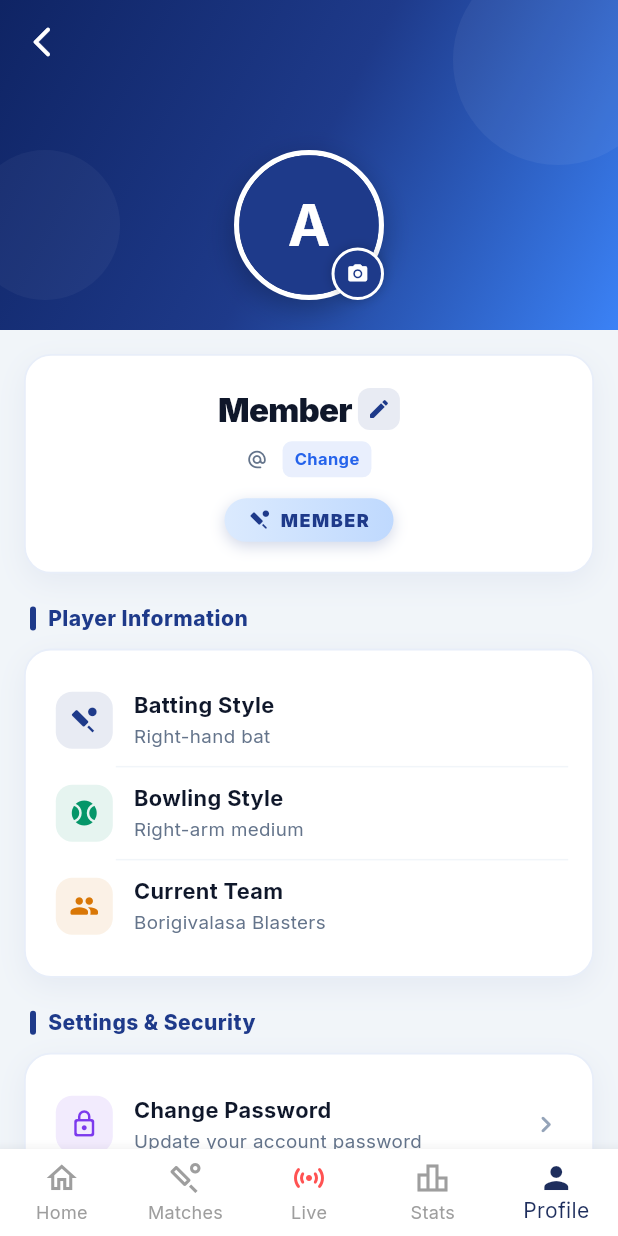
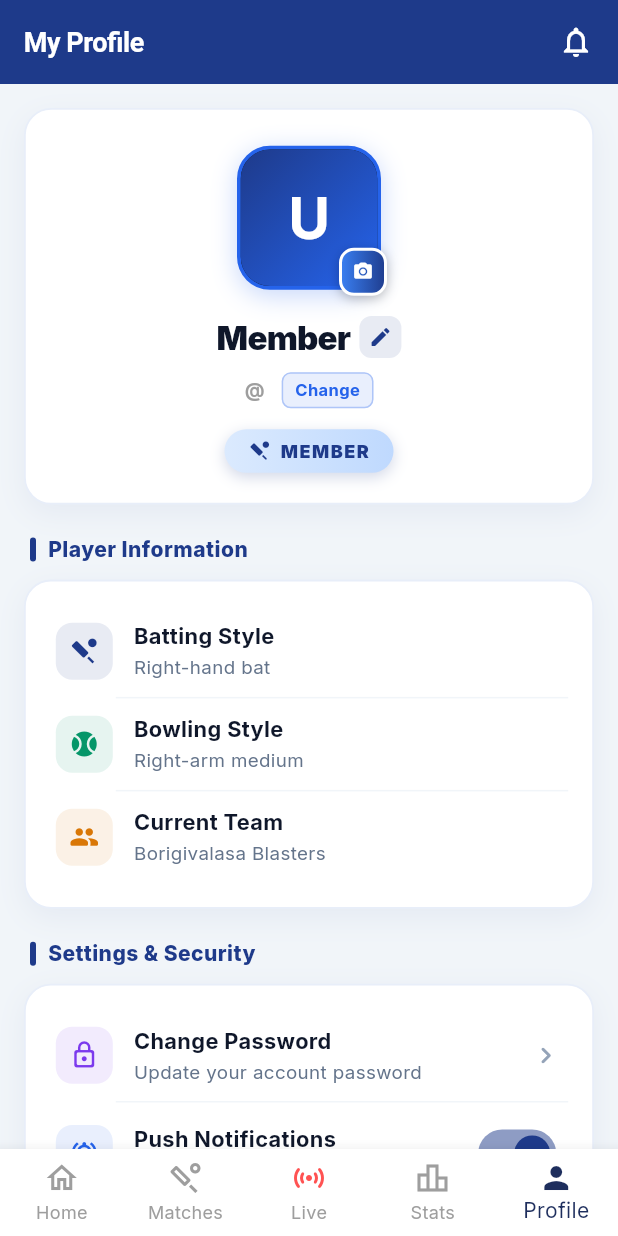
Before and after one commit to rajeshkinjarapu/cricket_borigivalasa, a Flutter app: the ProfileScreen screen opened by its route, on a phone screen of 412 x 824 dp. Run offline on Flutter 3.47's test engine with Material 3 defaults, Android fonts, the phone set to English and light mode, and no system bars; our stand-ins replace cloud_firestore, firebase_auth, firebase_core, firebase_storage, fl_chart, flutter_riverpod and 3 more; accounts and stored records are empty.

Commit message:
feat: standardize consistent top header across all pages and replace round avatar with modern rounded-rectangle squircle

```diff
--- a/lib/features/auth/presentation/screens/profile_screen.dart
+++ b/lib/features/auth/presentation/screens/profile_screen.dart
@@ -13,27 +13,8 @@ class ProfileScreen extends ConsumerStatefulWidget {
   ConsumerState<ProfileScreen> createState() => _ProfileScreenState();
 }
 
-class _ProfileScreenState extends ConsumerState<ProfileScreen>
-    with SingleTickerProviderStateMixin {
+class _ProfileScreenState extends ConsumerState<ProfileScreen> {
   bool _isUploadingPhoto = false;
-  AnimationController? _animController;
-  Animation<double>? _fadeAnim;
-
-  @override
-  void initState() {
-    super.initState();
-    _animController = AnimationController(
-        vsync: this, duration: const Duration(milliseconds: 600));
-    _fadeAnim =
-        CurvedAnimation(parent: _animController!, curve: Curves.easeOut);
-    _animController!.forward();
-  }
-
-  @override
-  void dispose() {
-    _animController?.dispose();
-    super.dispose();
-  }
 
   // ─── Change Password Dialog ───
   Future<void> _showChangePasswordDialog() async {
@@ -582,85 +563,79 @@ class _ProfileScreenState extends ConsumerState<ProfileScreen>
 
     return Scaffold(
       backgroundColor: const Color(0xFFF1F5F9),
-      body: CustomScrollView(
-        slivers: [
-          // ── Sliver App Bar with gradient ──
-          SliverAppBar(
-            expandedHeight: 220,
-            pinned: true,
+      appBar: AppBar(
         backgroundColor: const Color(0xFF1E3A8A),
         foregroundColor: Colors.white,
-            leading: IconButton(
-              icon: const Icon(Icons.arrow_back_ios_new_rounded,
-                  color: Colors.white),
+        elevation: 0,
+        leading: context.canPop()
+            ? IconButton(
+                icon: const Icon(Icons.arrow_back_ios_new_rounded, color: Colors.white),
                 onPressed: () => context.pop(),
-            ),
-            flexibleSpace: FlexibleSpaceBar(
-              background: Container(
-                decoration: const BoxDecoration(
-                  gradient: LinearGradient(
-                    colors: [Color(0xFF0F2464), Color(0xFF1E3A8A), Color(0xFF3B82F6)],
-                    begin: Alignment.topLeft,
-                    end: Alignment.bottomRight,
+              )
+            : null,
+        title: const Text(
+          'My Profile',
+          style: TextStyle(
+            fontWeight: FontWeight.bold,
+            fontSize: 18,
+            color: Colors.white,
           ),
         ),
+        actions: [
+          IconButton(
+            icon: const Icon(Icons.notifications_outlined, color: Colors.white),
+            onPressed: () => context.push('/notifications'),
+          ),
+          const SizedBox(width: 4),
+        ],
+      ),
+      body: ListView(
+        padding: const EdgeInsets.fromLTRB(16, 16, 16, 32),
+        children: [
+          // ── Main Profile Header Card (with Squircle Photo, Name & Role) ──
+          _ProfileCard(
+            child: Column(
+              children: [
+                const SizedBox(height: 8),
+
+                // ── Rounded Rectangle Profile Photo (Squircle, NOT round) ──
+                Center(
                   child: Stack(
-                  children: [
-                    // Decorative circles
-                    Positioned(
-                      top: -30,
-                      right: -30,
-                      child: Container(
-                        width: 140,
-                        height: 140,
-                        decoration: BoxDecoration(
-                          shape: BoxShape.circle,
-                          color: Colors.white.withOpacity(0.05),
-                        ),
-                      ),
-                    ),
-                    Positioned(
-                      bottom: 20,
-                      left: -20,
-                      child: Container(
-                        width: 100,
-                        height: 100,
-                        decoration: BoxDecoration(
-                          shape: BoxShape.circle,
-                          color: Colors.white.withOpacity(0.04),
-                        ),
-                      ),
-                    ),
-                    // Avatar at bottom center
-                    Align(
-                      alignment: Alignment.bottomCenter,
-                      child: Padding(
-                        padding: const EdgeInsets.only(bottom: 20),
-                        child: Stack(
+                    clipBehavior: Clip.none,
                     children: [
                       Container(
-                              width: 100,
-                              height: 100,
+                        width: 96,
+                        height: 96,
                         decoration: BoxDecoration(
-                                shape: BoxShape.circle,
+                          borderRadius: BorderRadius.circular(22),
                           border: Border.all(
-                                    color: Colors.white, width: 3.5),
+                            color: isAdmin
+                                ? const Color(0xFFF59E0B)
+                                : const Color(0xFF2563EB),
+                            width: 2.5,
+                          ),
+                          color: const Color(0xFF0F172A),
                           boxShadow: [
                             BoxShadow(
-                                    color: Colors.black.withOpacity(0.25),
-                                    blurRadius: 16,
-                                    offset: const Offset(0, 6),
+                              color: (isAdmin
+                                      ? const Color(0xFFF59E0B)
+                                      : const Color(0xFF2563EB))
+                                  .withOpacity(0.25),
+                              blurRadius: 14,
+                              offset: const Offset(0, 4),
                             ),
                           ],
                         ),
-                              child: ClipOval(
+                        child: ClipRRect(
+                          borderRadius: BorderRadius.circular(19.5),
                           child: _isUploadingPhoto
                               ? Container(
                                   color: const Color(0xFF1E3A8A),
                                   child: const Center(
                                     child: CircularProgressIndicator(
                                       strokeWidth: 2.5,
-                                              color: Colors.white),
+                                      color: Colors.white,
+                                    ),
                                   ),
                                 )
                               : (imageProvider != null)
@@ -668,62 +643,56 @@ class _ProfileScreenState extends ConsumerState<ProfileScreen>
                                       image: imageProvider,
                                       fit: BoxFit.cover,
                                       errorBuilder: (_, __, ___) =>
-                                                _buildAvatarFallback(
-                                                    user.displayName),
+                                          _buildAvatarFallback(user.displayName),
                                     )
-                                        : _buildAvatarFallback(
-                                            user.displayName),
+                                  : _buildAvatarFallback(user.displayName),
                         ),
                       ),
                       Positioned(
-                              bottom: 0,
-                              right: 0,
+                        bottom: -4,
+                        right: -4,
                         child: GestureDetector(
                           onTap: _pickAndUploadPhoto,
                           child: Container(
-                                  padding: const EdgeInsets.all(8),
+                            padding: const EdgeInsets.all(7),
                             decoration: BoxDecoration(
-                                    color: brandColor,
-                                    shape: BoxShape.circle,
-                                    border: Border.all(
-                                        color: Colors.white, width: 2),
+                              gradient: LinearGradient(
+                                colors: isAdmin
+                                    ? [
+                                        const Color(0xFFF59E0B),
+                                        const Color(0xFFD97706)
+                                      ]
+                                    : [
+                                        const Color(0xFF3B82F6),
+                                        const Color(0xFF1E3A8A)
+                                      ],
+                              ),
+                              borderRadius: BorderRadius.circular(10),
+                              border:
+                                  Border.all(color: Colors.white, width: 2),
                               boxShadow: [
                                 BoxShadow(
-                                          color: Colors.black.withOpacity(0.2),
-                                          blurRadius: 6),
+                                  color: Colors.black.withOpacity(0.25),
+                                  blurRadius: 6,
+                                  offset: const Offset(0, 2),
+                                ),
                               ],
                             ),
                             child: const Icon(
                               Icons.camera_alt_rounded,
                               color: Colors.white,
-                                      size: 15),
+                              size: 14,
+                            ),
                           ),
                         ),
                       ),
                     ],
                   ),
                 ),
-                    ),
-                  ],
-                ),
-              ),
-            ),
-          ),
 
-          // ── Body Content ──
-          SliverToBoxAdapter(
-            child: FadeTransition(
-              opacity: _fadeAnim ?? const AlwaysStoppedAnimation(1.0),
-              child: Padding(
-                padding: const EdgeInsets.fromLTRB(16, 16, 16, 32),
-                child: Column(
-                  children: [
-                    // ── Name & Role Card ──
-                    _ProfileCard(
-                      child: Column(
-                        children: [
-                          const SizedBox(height: 4),
-                          // Name with edit
+                const SizedBox(height: 16),
+
+                // Name with edit pencil
                 Row(
                   mainAxisAlignment: MainAxisAlignment.center,
                   children: [
@@ -741,34 +710,35 @@ class _ProfileScreenState extends ConsumerState<ProfileScreen>
                         textAlign: TextAlign.center,
                       ),
                     ),
-                              const SizedBox(width: 4),
+                    const SizedBox(width: 6),
                     GestureDetector(
-                                onTap: () =>
-                                    _showEditNameDialog(user.displayName),
+                      onTap: () => _showEditNameDialog(user.displayName),
                       child: Container(
                         padding: const EdgeInsets.all(6),
                         decoration: BoxDecoration(
-                                    color: const Color(0xFF1E3A8A)
-                                        .withOpacity(0.1),
+                          color: brandColor.withOpacity(0.1),
                           borderRadius: BorderRadius.circular(8),
                         ),
-                                  child: const Icon(
-                                      Icons.edit_rounded,
-                                      size: 16,
-                                      color: Color(0xFF1E3A8A)),
+                        child: Icon(Icons.edit_rounded,
+                            size: 16, color: brandColor),
                       ),
                     ),
                   ],
                 ),
-                          const SizedBox(height: 6),
+                const SizedBox(height: 8),
 
-                          // Email with edit
+                // Email with Change Button
                 Row(
                   mainAxisAlignment: MainAxisAlignment.center,
                   children: [
-                              const Icon(Icons.alternate_email_rounded,
-                                  size: 14, color: Color(0xFF64748B)),
-                              const SizedBox(width: 4),
+                    Text(
+                      '@ ',
+                      style: TextStyle(
+                        fontSize: 13,
+                        color: Colors.grey.shade500,
+                        fontWeight: FontWeight.bold,
+                      ),
+                    ),
                     Flexible(
                       child: Text(
                         user.email,
@@ -780,17 +750,20 @@ class _ProfileScreenState extends ConsumerState<ProfileScreen>
                         overflow: TextOverflow.ellipsis,
                       ),
                     ),
-                              const SizedBox(width: 6),
-                              GestureDetector(
-                                onTap: () =>
-                                    _showEditEmailDialog(user.email),
+                    const SizedBox(width: 8),
+                    InkWell(
+                      onTap: () => _showChangeEmailDialog(user.email),
+                      borderRadius: BorderRadius.circular(6),
                       child: Container(
                         padding: const EdgeInsets.symmetric(
-                                      horizontal: 8, vertical: 4),
+                            horizontal: 8, vertical: 3),
                         decoration: BoxDecoration(
-                                    color: const Color(0xFF2563EB)
-                                        .withOpacity(0.1),
+                          color: const Color(0xFF2563EB).withOpacity(0.1),
                           borderRadius: BorderRadius.circular(6),
+                          border: Border.all(
+                            color: const Color(0xFF2563EB).withOpacity(0.3),
+                            width: 1,
+                          ),
                         ),
                         child: const Text(
                           'Change',
@@ -808,8 +781,8 @@ class _ProfileScreenState extends ConsumerState<ProfileScreen>
 
                 // Role Badge
                 Container(
-                            padding: const EdgeInsets.symmetric(
-                                horizontal: 16, vertical: 6),
+                  padding:
+                      const EdgeInsets.symmetric(horizontal: 16, vertical: 6),
                   decoration: BoxDecoration(
                     gradient: isAdmin
                         ? const LinearGradient(
@@ -897,8 +870,7 @@ class _ProfileScreenState extends ConsumerState<ProfileScreen>
                   _ActionTile(
                     icon: Icons.manage_accounts_rounded,
                     title: 'Member Management',
-                              subtitle:
-                                  'Promote, demote & manage members',
+                    subtitle: 'Promote, demote & manage members',
                     iconColor: const Color(0xFF7C3AED),
                   ),
                 ],
@@ -987,18 +959,19 @@ class _ProfileScreenState extends ConsumerState<ProfileScreen>
                 shape: RoundedRectangleBorder(
                     borderRadius: BorderRadius.circular(14)),
                 elevation: 2,
-                          shadowColor:
-                              const Color(0xFFDC2626).withOpacity(0.4),
+                shadowColor: const Color(0xFFDC2626).withOpacity(0.4),
               ),
               onPressed: () {
                 showDialog(
                   context: context,
                   builder: (dialogCtx) => AlertDialog(
                     backgroundColor: Colors.white,
-                              shape: RoundedRectangleBorder(borderRadius: BorderRadius.circular(18)),
+                    shape: RoundedRectangleBorder(
+                        borderRadius: BorderRadius.circular(18)),
                     title: const Row(
                       children: [
-                                  Icon(Icons.logout_rounded, color: Color(0xFFDC2626), size: 24),
+                        Icon(Icons.logout_rounded,
+                            color: Color(0xFFDC2626), size: 24),
                         SizedBox(width: 10),
                         Text(
                           'Sign Out',
@@ -1012,20 +985,25 @@ class _ProfileScreenState extends ConsumerState<ProfileScreen>
                     ),
                     content: const Text(
                       'Are you sure you want to sign out of your account?',
-                                style: TextStyle(fontSize: 14, color: Color(0xFF475569)),
+                      style:
+                          TextStyle(fontSize: 14, color: Color(0xFF475569)),
                     ),
                     actions: [
                       TextButton(
                         onPressed: () => Navigator.pop(dialogCtx),
                         child: const Text(
                           'Cancel',
-                                    style: TextStyle(color: Color(0xFF64748B), fontWeight: FontWeight.bold),
+                          style: TextStyle(
+                              color: Color(0xFF64748B),
+                              fontWeight: FontWeight.bold),
                         ),
                       ),
                       ElevatedButton(
                         onPressed: () async {
                           Navigator.pop(dialogCtx);
-                                    await ref.read(authControllerProvider.notifier).signOut();
+                          await ref
+                              .read(authControllerProvider.notifier)
+                              .signOut();
                           ref.invalidate(authStateProvider);
                           ref.invalidate(currentUserProvider);
                           if (context.mounted) {
@@ -1035,9 +1013,11 @@ class _ProfileScreenState extends ConsumerState<ProfileScreen>
                         style: ElevatedButton.styleFrom(
                           backgroundColor: const Color(0xFFDC2626),
                           foregroundColor: Colors.white,
-                                    shape: RoundedRectangleBorder(borderRadius: BorderRadius.circular(10)),
+                          shape: RoundedRectangleBorder(
+                              borderRadius: BorderRadius.circular(10)),
                         ),
-                                  child: const Text('Sign Out', style: TextStyle(fontWeight: FontWeight.bold)),
+                        child: const Text('Sign Out',
+                            style: TextStyle(fontWeight: FontWeight.bold)),
                       ),
                     ],
                   ),
@@ -1047,18 +1027,19 @@ class _ProfileScreenState extends ConsumerState<ProfileScreen>
           ),
         ],
       ),
-              ),
-            ),
-          ),
-        ],
-      ),
     );
   }
 
   Widget _buildAvatarFallback(String name) {
-    final initial = name.isNotEmpty ? name[0].toUpperCase() : 'A';
+    final initial = name.isNotEmpty ? name[0].toUpperCase() : 'U';
     return Container(
-      color: const Color(0xFF1E3A8A),
+      decoration: const BoxDecoration(
+        gradient: LinearGradient(
+          colors: [Color(0xFF1E3A8A), Color(0xFF2563EB)],
+          begin: Alignment.topLeft,
+          end: Alignment.bottomRight,
+        ),
+      ),
       child: Center(
         child: Text(
           initial,
--- a/lib/features/dashboard/presentation/screens/stats_overview_screen.dart
+++ b/lib/features/dashboard/presentation/screens/stats_overview_screen.dart
@@ -24,7 +24,7 @@ class StatsOverviewScreen extends ConsumerWidget {
             style: TextStyle(fontWeight: FontWeight.w800, letterSpacing: 0.3),
           ),
           elevation: 0,
-          backgroundColor: const Color(0xFF0F172A),
+          backgroundColor: const Color(0xFF1E3A8A),
           foregroundColor: Colors.white,
           actions: [
             IconButton(
```
Lines whose indentation alone changed are shown as unchanged.
